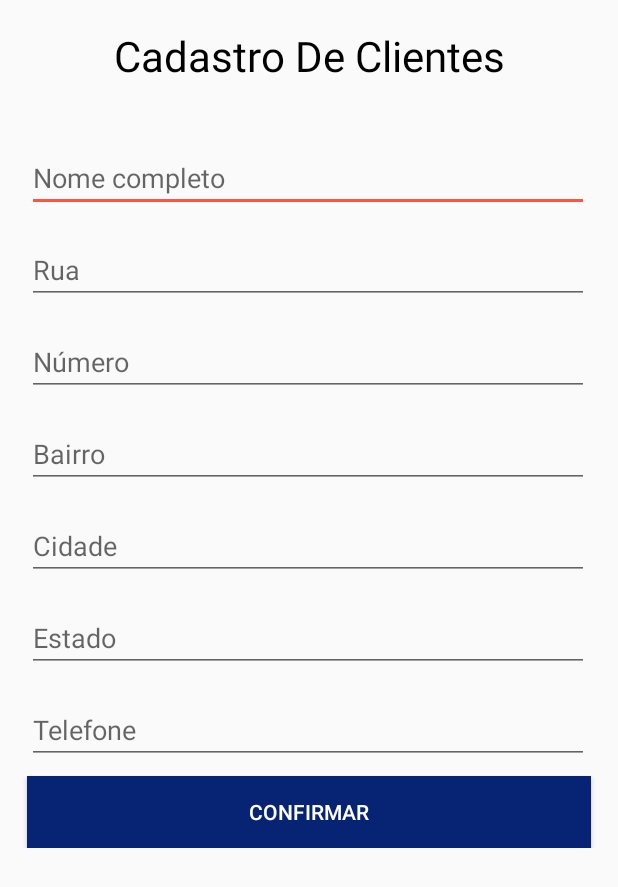
After one commit to RenatoAWK/iStock, an Android app: the layout activity_edit_client.xml on its own in the app's theme, with its tools: preview values and no code run, on a phone screen of 412 x 824 dp. The commit adds this screen. Shown: the top 887 px of the screen. Run offline under Robolectric (Android 15) with nearby library versions, the phone set to English and light mode, and no system bars.

Commit message:
Adição da activity de editar client e xml, mas o código não chega nela

```diff
--- /dev/null
+++ b/app/src/main/res/layout/activity_edit_client.xml
@@ -0,0 +1,138 @@
+<?xml version="1.0" encoding="utf-8"?>
+<android.support.constraint.ConstraintLayout xmlns:android="http://schemas.android.com/apk/res/android"
+    xmlns:app="http://schemas.android.com/apk/res-auto"
+    xmlns:tools="http://schemas.android.com/tools"
+    android:layout_width="match_parent"
+    android:layout_height="match_parent"
+    android:layout_margin="10dp"
+    tools:context=".gui.EditClientActivity">
+
+    <ScrollView
+        android:layout_width="match_parent"
+        android:layout_height="match_parent">
+
+        <LinearLayout
+            android:layout_width="match_parent"
+            android:layout_height="match_parent"
+            android:orientation="vertical"
+            android:layout_gravity="top"
+            >
+
+
+            <TextView
+                android:id="@+id/textViewEditClient"
+                android:layout_width="match_parent"
+                android:layout_height="wrap_content"
+                android:layout_marginStart="8dp"
+                android:layout_marginTop="8dp"
+                android:layout_marginEnd="8dp"
+                android:layout_marginBottom="32dp"
+                android:text="@string/clients_register"
+                android:textAlignment="center"
+                android:textColor="@android:color/black"
+                android:textSize="28sp"
+                 />
+
+            <EditText
+            android:id="@+id/editTextNameEditClient"
+            android:layout_width="match_parent"
+            android:layout_height="wrap_content"
+            android:layout_marginStart="8dp"
+            android:layout_marginTop="8dp"
+            android:layout_marginEnd="9dp"
+            android:layout_marginBottom="8dp"
+            android:ems="10"
+            android:hint="@string/full_name"
+            android:inputType="textPersonName" />
+
+            <EditText
+                android:id="@+id/editTextStreetEditClient"
+                android:layout_width="match_parent"
+                android:layout_height="wrap_content"
+                android:layout_marginStart="8dp"
+                android:layout_marginTop="8dp"
+                android:layout_marginEnd="9dp"
+                android:layout_marginBottom="8dp"
+                android:ems="10"
+                android:hint="@string/street"
+                android:inputType="text" />
+
+            <EditText
+                android:id="@+id/editTextNumberEditClient"
+                android:layout_width="match_parent"
+                android:layout_height="wrap_content"
+                android:layout_marginStart="8dp"
+                android:layout_marginTop="8dp"
+                android:layout_marginEnd="9dp"
+                android:layout_marginBottom="8dp"
+                android:ems="10"
+                android:hint="@string/number"
+                android:inputType="number" />
+
+
+            <EditText
+                android:id="@+id/editTextDistrictEditClient"
+                android:layout_width="match_parent"
+                android:layout_height="wrap_content"
+                android:layout_marginStart="8dp"
+                android:layout_marginTop="8dp"
+                android:layout_marginEnd="9dp"
+                android:layout_marginBottom="8dp"
+                android:ems="10"
+                android:hint="@string/district"
+                android:inputType="text" />
+
+            <EditText
+                android:id="@+id/editTextCityEditClient"
+                android:layout_width="match_parent"
+                android:layout_height="wrap_content"
+                android:layout_marginStart="8dp"
+                android:layout_marginTop="8dp"
+                android:layout_marginEnd="9dp"
+                android:layout_marginBottom="8dp"
+                android:ems="10"
+                android:hint="@string/city"
+                android:inputType="text" />
+
+            <EditText
+                android:id="@+id/editTextStateEditClient"
+                android:layout_width="match_parent"
+                android:layout_height="wrap_content"
+                android:layout_marginStart="8dp"
+                android:layout_marginTop="8dp"
+                android:layout_marginEnd="9dp"
+                android:layout_marginBottom="8dp"
+                android:ems="10"
+                android:hint="@string/state"
+                android:inputType="text" />
+
+            <EditText
+                android:id="@+id/editTextPhoneEditClient"
+                android:layout_width="match_parent"
+                android:layout_height="wrap_content"
+                android:layout_marginStart="8dp"
+                android:layout_marginTop="8dp"
+                android:layout_marginEnd="9dp"
+                android:layout_marginBottom="8dp"
+                android:ems="10"
+                android:hint="@string/phone"
+                android:inputType="number" />
+
+            <Button
+                android:id="@+id/buttonRegisterEditClient"
+                android:layout_width="match_parent"
+                android:layout_height="wrap_content"
+                android:layout_marginStart="8dp"
+                android:layout_marginEnd="8dp"
+                android:background="@color/colorPrimary"
+                android:onClick="edit"
+                android:text="@string/confirm"
+                android:textColor="@android:color/white" />
+
+        </LinearLayout>
+
+    </ScrollView>
+
+
+
+</android.support.constraint.ConstraintLayout>
--- a/app/src/main/res/values/strings.xml
+++ b/app/src/main/res/values/strings.xml
@@ -58,4 +58,6 @@
     <string name="phone_subtitle">Telefone: </string>
     <string name="details">Detalhes</string>
     <string name="invalid_phone">Só números são permitidos</string>
+    <string name="edit_successful">Edição realizada com sucesso</string>
+    <string name="client_not_registered">Cliente não registrado</string>
 </resources>
```
Also changed, not shown: app/src/main/java/bsi/mpoo/istock/gui/EditClientActivity.java (added, +218 -0 lines).
